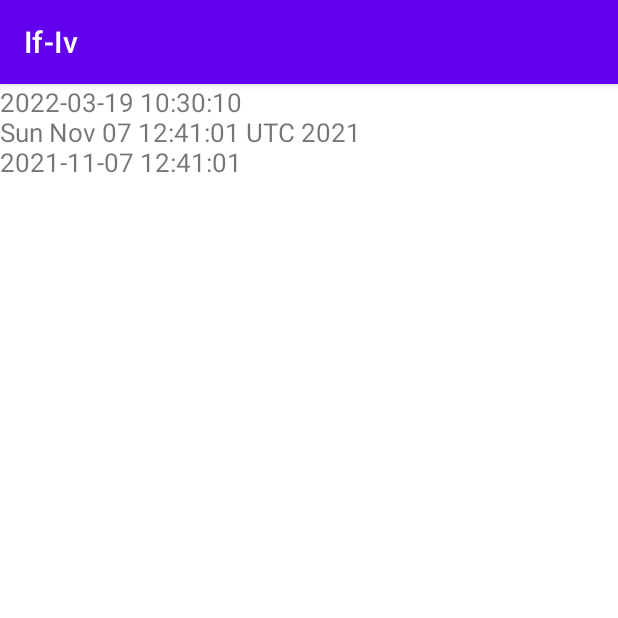
After one commit to IfIv72/IfIv, an Android app: the prubasFechas screen opened directly, with no data from a screen before it, on a phone screen of 412 x 824 dp, the top half of it. The commit adds this screen. Run offline under Robolectric (Android 15) with nearby library versions, the phone set to English and light mode, and no system bars.

Commit message:
Poco de BBDD y gestion de fechas
P**** fechas

```diff
--- a/app/src/main/AndroidManifest.xml
+++ b/app/src/main/AndroidManifest.xml
@@ -10,6 +10,9 @@
         android:supportsRtl="true"
         android:theme="@style/Theme.IfIv">
         <activity
+            android:name=".prubasFechas"
+            android:exported="false" />
+        <activity
             android:name=".MainActivity"
             android:exported="true">
             <intent-filter>
--- /dev/null
+++ b/app/src/main/java/com/example/if_iv/Ayudas/FechaJugador.java
@@ -0,0 +1,31 @@
+package com.example.if_iv.Ayudas;
+
+import java.text.DateFormat;
+import java.text.ParseException;
+import java.text.SimpleDateFormat;
+import java.time.LocalDate;
+import java.time.LocalDateTime;
+import java.time.ZoneOffset;
+import java.time.format.DateTimeFormatter;
+import java.util.Date;
+
+public class FechaJugador {
+
+    //yyyy-mm-dd hh:mm:ss
+
+    public static String deFechaAString(Date date)
+    {
+        DateFormat format= new SimpleDateFormat("yyyy-MM-dd hh:mm:ss");
+        String str= format.format(date);
+        return str;
+    }
+
+    public static Date deStringAFecha(String str) throws ParseException {
+
+        SimpleDateFormat sdf = new SimpleDateFormat("yyyy-MM-dd HH:mm:ss");
+        Date date = sdf.parse(str);
+
+        return date;
+    }
+
+}
--- /dev/null
+++ b/app/src/main/java/com/example/if_iv/prubasFechas.java
@@ -0,0 +1,44 @@
+package com.example.if_iv;
+
+import androidx.appcompat.app.AppCompatActivity;
+
+import android.os.Bundle;
+import android.util.Log;
+import android.widget.TextView;
+
+import com.example.if_iv.Ayudas.FechaJugador;
+
+import java.text.DateFormat;
+import java.text.ParseException;
+import java.text.SimpleDateFormat;
+import java.time.LocalDate;
+import java.time.format.DateTimeFormatter;
+import java.util.Date;
+
+public class prubasFechas extends AppCompatActivity {
+
+    ////yyyy-mm-dd hh:mm:ss
+
+    @Override
+    protected void onCreate(Bundle savedInstanceState) {
+        super.onCreate(savedInstanceState);
+        setContentView(R.layout.activity_prubas_fechas);
+
+        try {
+            x();
+        } catch (ParseException e) {
+            e.printStackTrace();
+        }
+    }
+
+    public void x() throws ParseException
+    {
+        TextView txt=findViewById(R.id.txtFecha);
+
+        String str= FechaJugador.deFechaAString(new Date());
+        Date date=FechaJugador.deStringAFecha("2021-11-07 12:41:01");
+        String s=FechaJugador.deFechaAString(date);
+
+        txt.setText(str+"\n"+date.toString()+"\n"+s);
+    }
+}
--- /dev/null
+++ b/app/src/main/res/layout/activity_prubas_fechas.xml
@@ -0,0 +1,16 @@
+<?xml version="1.0" encoding="utf-8"?>
+<androidx.constraintlayout.widget.ConstraintLayout xmlns:android="http://schemas.android.com/apk/res/android"
+    xmlns:app="http://schemas.android.com/apk/res-auto"
+    xmlns:tools="http://schemas.android.com/tools"
+    android:layout_width="match_parent"
+    android:layout_height="match_parent"
+    tools:context=".prubasFechas">
+
+    <TextView
+        android:id="@+id/txtFecha"
+        android:layout_width="match_parent"
+        android:layout_height="match_parent"
+        android:textSize="17dp"
+        />
+
+</androidx.constraintlayout.widget.ConstraintLayout>
```
Also changed, not shown: app/src/main/java/com/example/if_iv/BBDD/BBDDSQLiteHelper.java (added, +31 -0 lines), app/src/main/java/com/example/if_iv/MainActivity.java (+8 -0 lines), app/src/main/java/com/example/if_iv/model/Jugador.java (+30 -7 lines), app/src/main/res/layout/activity_main.xml (+10 -0 lines).
